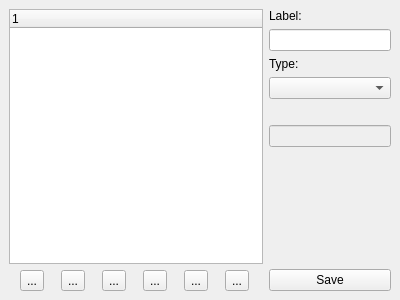
Old version of the form BartleBlog/ui/menu_config.ui in the repository ralsina/ra-blog.
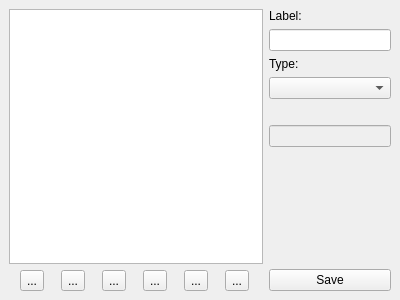
New version of the form. Icons and pictures are not drawn.

What changed in the file:
```diff
--- a/BartleBlog/ui/menu_config.ui
+++ b/BartleBlog/ui/menu_config.ui
@@ -28,7 +28,7 @@
       <number>6</number>
      </property>
      <item>
-      <widget class="QTreeWidget" name="tree" />
+      <widget class="QListWidget" name="list" />
      </item>
      <item>
       <layout class="QHBoxLayout" >
```
Left out of the diff: 19 changed lines with no effect on the pictures.
